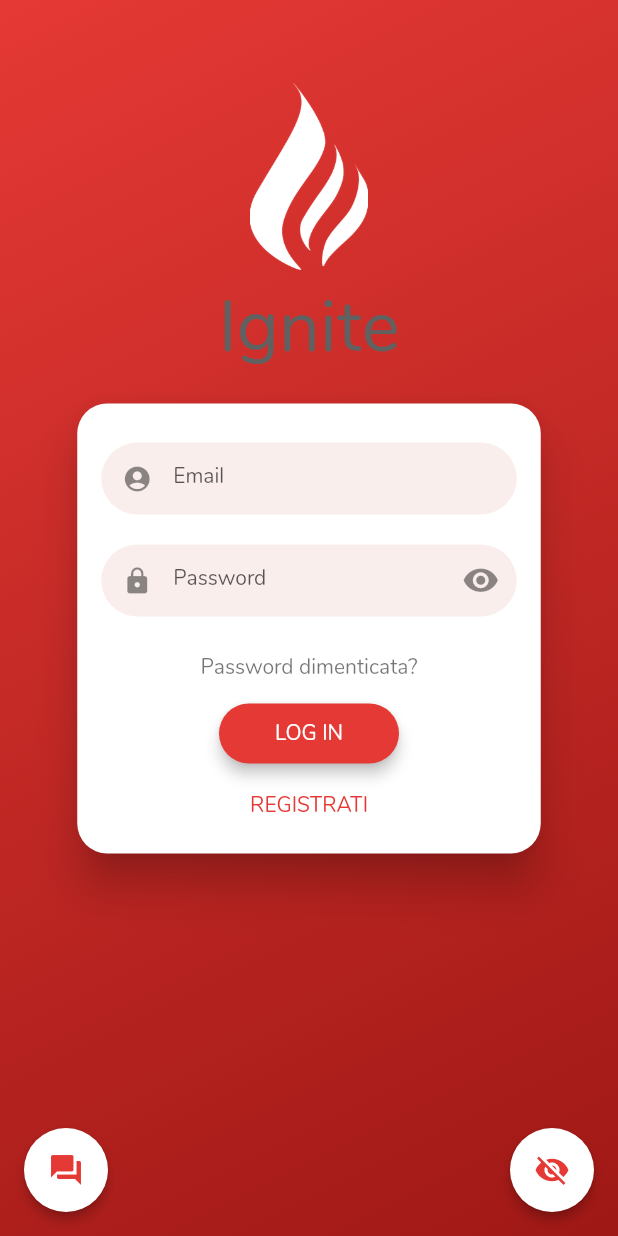
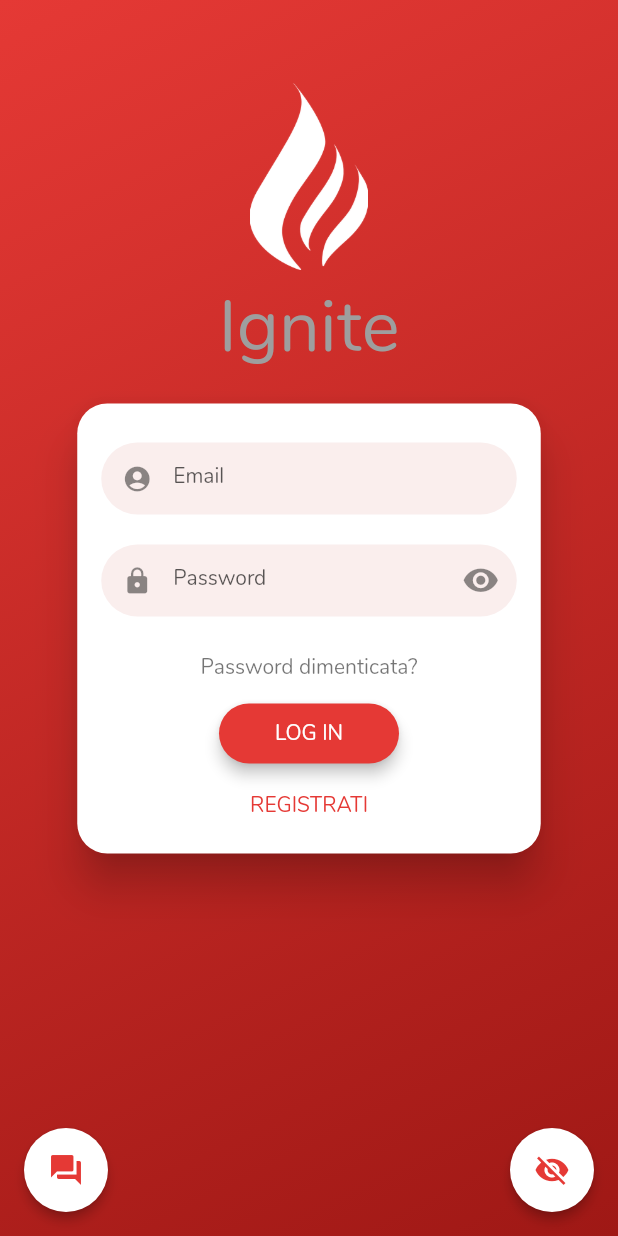
Before and after one commit to Azzeccagarbugli/Ignite, a Flutter app: the screen it shows after launch, on a phone screen of 412 x 824 dp. Run offline on Flutter 3.47's test engine with Material 2 defaults, Android fonts, the phone set to English and light mode, and no system bars; drawn by our look-alikes of flutter_login; our stand-ins replace curved_navigation_bar, expandable, firebase_auth, geolocator, google_maps_flutter; missing offline and left inert: flare_splash_screen; accounts and stored records are empty.

Commit message:
[UPDATE] Aggiunti temi

```diff
--- a/lib/components/fab_first_screen.dart
+++ b/lib/components/fab_first_screen.dart
@@ -20,7 +20,7 @@ class FabLoginScreen extends StatelessWidget {
           child: icon,
           elevation: 3.0,
           backgroundColor: Colors.white,
-          foregroundColor: Colors.red[600],
+          foregroundColor: Theme.of(context).primaryColor,
         ),
       ),
     );
--- a/lib/components/hydrant_card.dart
+++ b/lib/components/hydrant_card.dart
@@ -22,17 +22,17 @@ class _HydrantCardState extends State<HydrantCard> {
           Icon(
             Icons.terrain,
             size: 35,
-            color: Colors.red[800],
+            color: Theme.of(context).primaryColor,
           ),
           Icon(
             Icons.add,
             size: 35,
-            color: Colors.red[800],
+            color: Theme.of(context).primaryColor,
           ),
           Icon(
             Icons.supervisor_account,
             size: 35,
-            color: Colors.red[800],
+            color: Theme.of(context).primaryColor,
           ),
         ],
         onTap: (index) {
--- a/lib/main.dart
+++ b/lib/main.dart
@@ -1,5 +1,6 @@
 import 'package:flutter/material.dart';
 import 'package:ignite/views/first_screen.dart';
+import 'themes/themes.dart';
 
 void main() {
   runApp(Ignite());
@@ -9,11 +10,7 @@ class Ignite extends StatelessWidget {
   @override
   Widget build(BuildContext context) {
     return MaterialApp(
-      theme: ThemeData(
-        primaryColor: Colors.red[600],
-        accentColor: Colors.grey[700],
-        fontFamily: 'Nunito',
-      ),
+      theme: Themes.mainTheme(),
       home: FirstScreen(),
     );
   }
--- /dev/null
+++ b/lib/themes/themes.dart
@@ -0,0 +1,27 @@
+import 'package:flutter/material.dart';
+
+class Themes {
+  static ThemeData mainTheme() {
+    return ThemeData(
+      primaryColor: Colors.red[600],
+      accentColor: Colors.grey[500],
+      fontFamily: 'Nunito',
+    );
+  }
+
+  static ThemeData navyTheme() {
+    return ThemeData(
+      primaryColor: Colors.blue[600],
+      accentColor: Colors.grey[700],
+      fontFamily: 'Nunito',
+    );
+  }
+
+  static ThemeData vaporTheme() {
+    return ThemeData(
+      primaryColor: Colors.pink[300],
+      accentColor: Colors.orange[700],
+      fontFamily: 'Nunito',
+    );
+  }
+}
--- a/lib/views/faq.dart
+++ b/lib/views/faq.dart
@@ -42,7 +42,7 @@ class _FaqScreenState extends State<FaqScreen> {
   @override
   Widget build(BuildContext context) {
     return Scaffold(
-      backgroundColor: Colors.red[600],
+      backgroundColor: Theme.of(context).primaryColor,
       body: ListView(
         children: <Widget>[
           Header(
--- a/lib/views/first_screen.dart
+++ b/lib/views/first_screen.dart
@@ -109,9 +109,9 @@ class _FirstScreenState extends State<FirstScreen>
     SystemChrome.setSystemUIOverlayStyle(SystemUiOverlayStyle(
       statusBarColor: Colors.transparent,
       statusBarIconBrightness: Brightness.light,
-      systemNavigationBarColor: Colors.red[600],
+      systemNavigationBarColor: Theme.of(context).primaryColor,
       systemNavigationBarIconBrightness: Brightness.light,
-      systemNavigationBarDividerColor: Colors.red[600],
+      systemNavigationBarDividerColor: Theme.of(context).primaryColor,
     ));
 
     return Scaffold(
--- a/lib/views/loading_screen.dart
+++ b/lib/views/loading_screen.dart
@@ -34,14 +34,14 @@ class _LoadingScreenState extends State<LoadingScreen> {
     SystemChrome.setSystemUIOverlayStyle(SystemUiOverlayStyle(
       statusBarColor: Colors.transparent,
       statusBarIconBrightness: Brightness.light,
-      systemNavigationBarColor: Colors.red[600],
+      systemNavigationBarColor: Theme.of(context).primaryColor,
       systemNavigationBarIconBrightness: Brightness.light,
-      systemNavigationBarDividerColor: Colors.red[600],
+      systemNavigationBarDividerColor: Theme.of(context).primaryColor,
     ));
     return MaterialApp(
       home: SplashScreen.navigate(
         name: 'assets/general/intro.flr',
-        backgroundColor: Colors.red[600],
+        backgroundColor: Theme.of(context).primaryColor,
         next: (context) {
           return Homepage(position: this._curloc);
         },
```
Also changed, not shown: lib/views/homepage.dart (+4 -4 lines), lib/themes/main_theme.dart (deleted).
